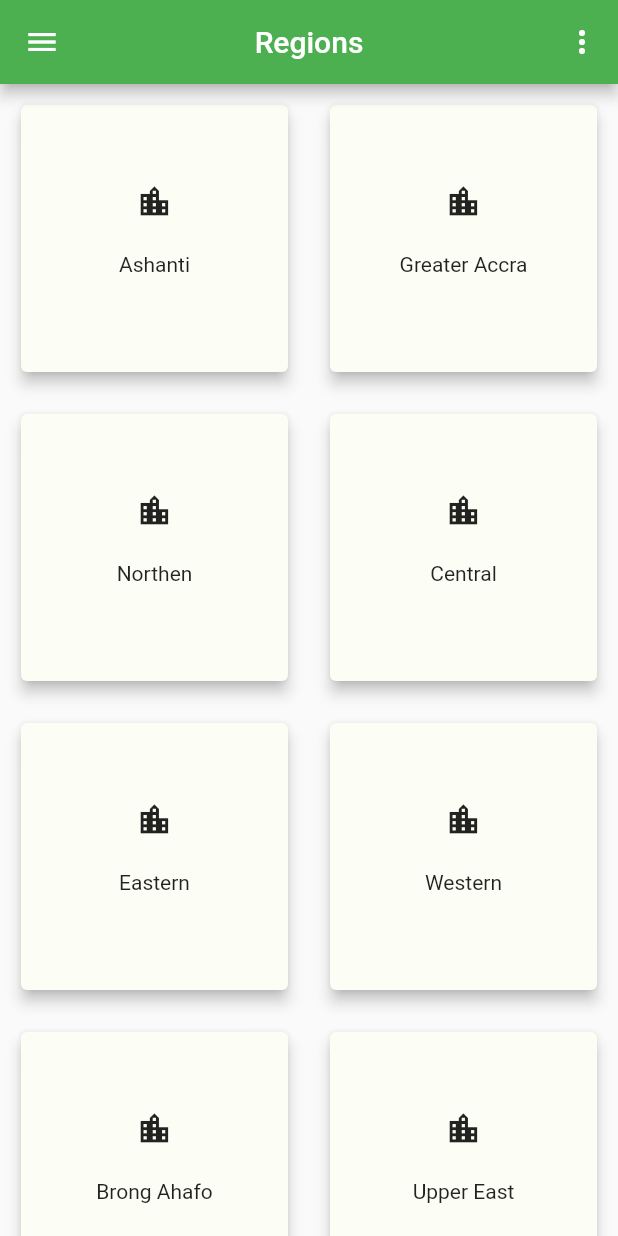
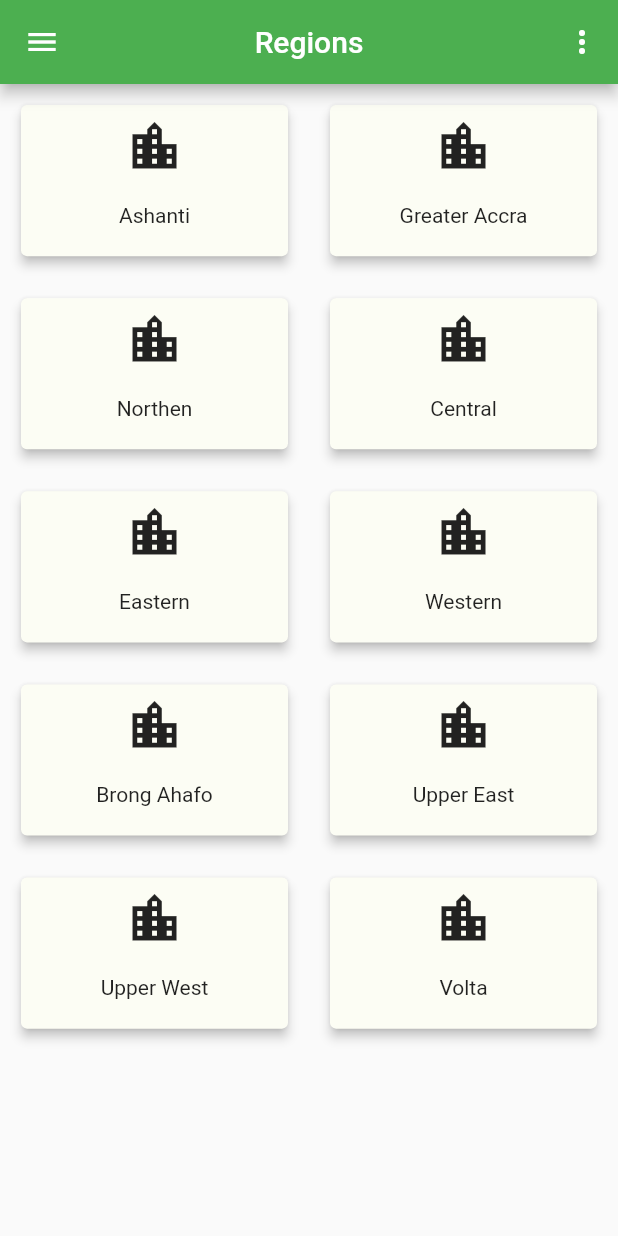
Before and after one commit to RBayor/pharmacy_prototype, a Flutter app: the Home screen opened by its route, on a phone screen of 412 x 824 dp. Run offline on Flutter 3.47's test engine with Material 2 defaults, Android fonts, the phone set to English and light mode, and no system bars.

Commit message:
Made grid layout fit Screen size

```diff
--- a/lib/customWidget/Grid.dart
+++ b/lib/customWidget/Grid.dart
@@ -1,28 +1,28 @@
 import 'package:flutter/material.dart';
 import 'package:flutter/animation.dart';
 
-class Grid extends StatefulWidget{
+class Grid extends StatefulWidget {
   @override
-  State createState()=> new _Grid();
+  State createState() => new _Grid();
   final String city;
   Grid(this.city);
 }
 
-class _Grid extends State<Grid> with SingleTickerProviderStateMixin{
-
+class _Grid extends State<Grid> with SingleTickerProviderStateMixin {
   Animation coloranimation;
   Animation iconanim;
   AnimationController _controller;
 
   @override
   void initState() {
-    _controller = AnimationController(duration: new Duration(milliseconds: 4000),vsync: this);
-    coloranimation = new ColorTween(begin: Colors.white,end: Colors.lime[50]).animate(_controller);
-    iconanim = new CurvedAnimation(parent: _controller,curve: Curves.bounceInOut);
-    _controller.addListener((){
-      this.setState((){
-
-      });
+    _controller = AnimationController(
+        duration: new Duration(milliseconds: 4000), vsync: this);
+    coloranimation = new ColorTween(begin: Colors.white, end: Colors.lime[50])
+        .animate(_controller);
+    iconanim =
+        new CurvedAnimation(parent: _controller, curve: Curves.bounceOut);
+    _controller.addListener(() {
+      this.setState(() {});
     });
     _controller.forward();
     super.initState();
@@ -34,7 +34,6 @@ void initState() {
     super.dispose();
   }
 
-
   @override
   Widget build(BuildContext context) {
     // These Are Icon Buttons so We cant do onpressed from here
@@ -42,21 +41,21 @@ void initState() {
       margin: const EdgeInsets.all(10.0),
       child: new Card(
         color: coloranimation.value,
-              elevation: 4.0,
+        elevation: 3.0,
         child: new Container(
-            margin: const EdgeInsets.all(40.0),
           child: new Column(
             children: <Widget>[
               new IconButton(
-            onPressed: (){},
-            iconSize: iconanim.value*50.0,
+                onPressed: () {},
+                iconSize: iconanim.value * 50.0,
                 icon: new Icon(Icons.location_city),
               ),
               new Container(
-            margin: const EdgeInsets.only(
-              top: 10.0
+                margin: const EdgeInsets.only(top: 10.0),
+                child: new Text(
+                  "${widget.city}",
+                  textScaleFactor: 1.0,
                 ),
-            child: new Text("${widget.city}",textScaleFactor: 1.0,),
               )
             ],
           ),
--- a/lib/main.dart
+++ b/lib/main.dart
@@ -2,10 +2,9 @@ import 'package:flutter/material.dart';
 import 'package:pharmacy_prototype/screens/splash.dart';
 import 'screens/home.dart';
 
-
 //emulator -avd Nexus_5_API_27
 
-void main(){
+void main() {
   runApp(new MyApp());
 }
 
--- a/lib/screens/home.dart
+++ b/lib/screens/home.dart
@@ -13,9 +13,12 @@ class _State extends State<Home> {
       appBar: new MyAppBar(
         title: Text('Regions'),
       ),
-    drawer: new MyDrawer(context: context,),
+      drawer: new MyDrawer(
+        context: context,
+      ),
       body: new Container(
         child: new GridView.count(
+          childAspectRatio: 1.6,
           crossAxisCount: 2,
           children: <Widget>[
             //Grid Class can be found at lib/customWidget/Grid.dart
```
Also changed, not shown: 1 other file. Lines whose indentation alone changed are shown as unchanged.
